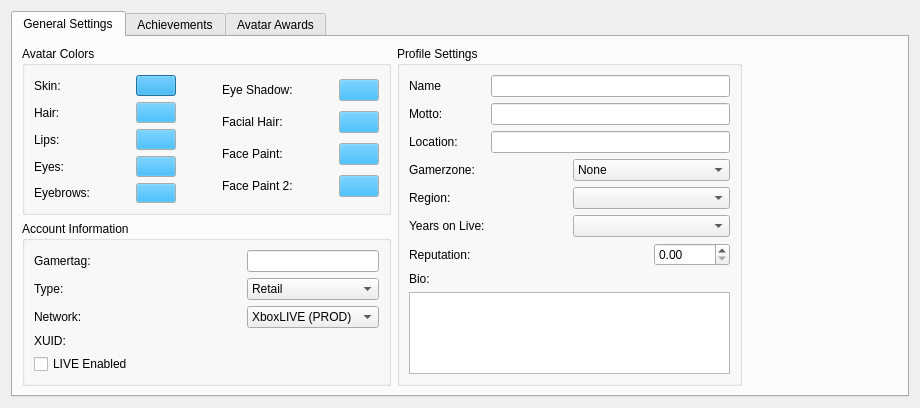
This is Velocity/profileeditor.ui in hetelek/Velocity as Qt 5 draws it before an edit. The edited form follows.
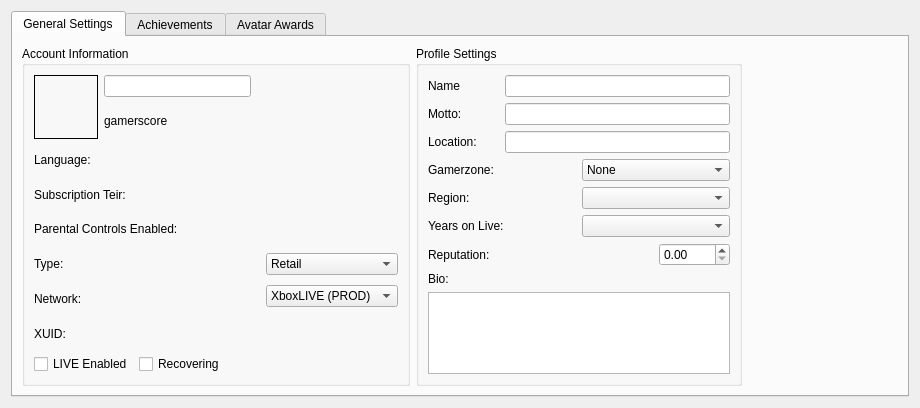
This is the edited form. Icons and pictures are not drawn.

Commit message: replaced the avatar color UI stuff

```diff
--- a/Velocity/profileeditor.ui
+++ b/Velocity/profileeditor.ui
@@ -35,29 +35,43 @@
       <attribute name="title">
        <string>General Settings</string>
       </attribute>
-      <layout class="QGridLayout" name="gridLayout_7">
+      <layout class="QGridLayout" name="gridLayout_5">
        <item row="0" column="0">
-        <layout class="QGridLayout" name="gridLayout_6">
-         <item row="0" column="0">
-          <widget class="QGroupBox" name="gbAvatarColors">
+        <widget class="QGroupBox" name="groupBox_3">
            <property name="title">
-            <string>Avatar Colors</string>
+          <string>Account Information</string>
            </property>
            <layout class="QGridLayout" name="gridLayout_3">
-            <item row="0" column="0">
+          <item row="0" column="0" colspan="3">
              <layout class="QGridLayout" name="gridLayout">
-              <item row="0" column="0">
-               <layout class="QVBoxLayout" name="verticalLayout_7">
-                <item>
-                 <layout class="QHBoxLayout" name="horizontalLayout">
-                  <item>
-                   <widget class="QLabel" name="label">
+            <item row="0" column="0" rowspan="2">
+             <widget class="QLabel" name="imgGamerpicture">
+              <property name="minimumSize">
+               <size>
+                <width>64</width>
+                <height>64</height>
+               </size>
+              </property>
+              <property name="frameShape">
+               <enum>QFrame::Box</enum>
+              </property>
+             </widget>
+            </item>
+            <item row="0" column="1">
+             <widget class="QLineEdit" name="txtGamertag">
+              <property name="maxLength">
+               <number>15</number>
+              </property>
+             </widget>
+            </item>
+            <item row="1" column="1">
+             <widget class="QLabel" name="lblGamerscore">
                     <property name="text">
-                     <string>Skin:</string>
+               <string>gamerscore</string>
                     </property>
                    </widget>
                   </item>
-                  <item>
+            <item row="0" column="2">
                    <spacer name="horizontalSpacer">
                     <property name="orientation">
                      <enum>Qt::Horizontal</enum>
@@ -70,621 +84,113 @@
                     </property>
                    </spacer>
                   </item>
-                  <item>
-                   <widget class="QPushButton" name="clrSkin">
-                    <property name="palette">
-                     <palette>
-                      <active>
-                       <colorrole role="Button">
-                        <brush brushstyle="SolidPattern">
-                         <color alpha="255">
-                          <red>0</red>
-                          <green>170</green>
-                          <blue>255</blue>
-                         </color>
-                        </brush>
-                       </colorrole>
-                      </active>
-                      <inactive>
-                       <colorrole role="Button">
-                        <brush brushstyle="SolidPattern">
-                         <color alpha="255">
-                          <red>0</red>
-                          <green>170</green>
-                          <blue>255</blue>
-                         </color>
-                        </brush>
-                       </colorrole>
-                      </inactive>
-                      <disabled>
-                       <colorrole role="Button">
-                        <brush brushstyle="SolidPattern">
-                         <color alpha="255">
-                          <red>0</red>
-                          <green>170</green>
-                          <blue>255</blue>
-                         </color>
-                        </brush>
-                       </colorrole>
-                      </disabled>
-                     </palette>
-                    </property>
-                    <property name="text">
-                     <string/>
-                    </property>
-                   </widget>
-                  </item>
-                 </layout>
-                </item>
-                <item>
-                 <layout class="QHBoxLayout" name="horizontalLayout_2">
-                  <item>
-                   <widget class="QLabel" name="label_2">
+           </layout>
+          </item>
+          <item row="1" column="0">
+           <widget class="QLabel" name="lblLanguage">
                     <property name="text">
-                     <string>Hair:</string>
+             <string>Language:</string>
                     </property>
                    </widget>
                   </item>
-                  <item>
-                   <spacer name="horizontalSpacer_2">
-                    <property name="orientation">
-                     <enum>Qt::Horizontal</enum>
-                    </property>
-                    <property name="sizeHint" stdset="0">
-                     <size>
-                      <width>40</width>
-                      <height>20</height>
-                     </size>
-                    </property>
-                   </spacer>
-                  </item>
-                  <item>
-                   <widget class="QPushButton" name="clrHair">
-                    <property name="palette">
-                     <palette>
-                      <active>
-                       <colorrole role="Button">
-                        <brush brushstyle="SolidPattern">
-                         <color alpha="255">
-                          <red>0</red>
-                          <green>170</green>
-                          <blue>255</blue>
-                         </color>
-                        </brush>
-                       </colorrole>
-                      </active>
-                      <inactive>
-                       <colorrole role="Button">
-                        <brush brushstyle="SolidPattern">
-                         <color alpha="255">
-                          <red>0</red>
-                          <green>170</green>
-                          <blue>255</blue>
-                         </color>
-                        </brush>
-                       </colorrole>
-                      </inactive>
-                      <disabled>
-                       <colorrole role="Button">
-                        <brush brushstyle="SolidPattern">
-                         <color alpha="255">
-                          <red>0</red>
-                          <green>170</green>
-                          <blue>255</blue>
-                         </color>
-                        </brush>
-                       </colorrole>
-                      </disabled>
-                     </palette>
-                    </property>
+          <item row="2" column="0">
+           <widget class="QLabel" name="lblLanguage_2">
                     <property name="text">
-                     <string/>
+             <string>Subscription Teir:</string>
                     </property>
                    </widget>
                   </item>
-                 </layout>
-                </item>
-                <item>
-                 <layout class="QHBoxLayout" name="horizontalLayout_3">
-                  <item>
-                   <widget class="QLabel" name="label_5">
+          <item row="3" column="0" colspan="2">
+           <widget class="QLabel" name="lblParentalControls">
                     <property name="text">
-                     <string>Lips:</string>
+             <string>Parental Controls Enabled:</string>
                     </property>
                    </widget>
                   </item>
-                  <item>
-                   <spacer name="horizontalSpacer_3">
-                    <property name="orientation">
-                     <enum>Qt::Horizontal</enum>
-                    </property>
-                    <property name="sizeHint" stdset="0">
-                     <size>
-                      <width>40</width>
-                      <height>20</height>
-                     </size>
-                    </property>
-                   </spacer>
-                  </item>
-                  <item>
-                   <widget class="QPushButton" name="clrLips">
-                    <property name="palette">
-                     <palette>
-                      <active>
-                       <colorrole role="Button">
-                        <brush brushstyle="SolidPattern">
-                         <color alpha="255">
-                          <red>0</red>
-                          <green>170</green>
-                          <blue>255</blue>
-                         </color>
-                        </brush>
-                       </colorrole>
-                      </active>
-                      <inactive>
-                       <colorrole role="Button">
-                        <brush brushstyle="SolidPattern">
-                         <color alpha="255">
-                          <red>0</red>
-                          <green>170</green>
-                          <blue>255</blue>
-                         </color>
-                        </brush>
-                       </colorrole>
-                      </inactive>
-                      <disabled>
-                       <colorrole role="Button">
-                        <brush brushstyle="SolidPattern">
-                         <color alpha="255">
-                          <red>0</red>
-                          <green>170</green>
-                          <blue>255</blue>
-                         </color>
-                        </brush>
-                       </colorrole>
-                      </disabled>
-                     </palette>
-                    </property>
+          <item row="4" column="0">
+           <widget class="QLabel" name="label_21">
                     <property name="text">
-                     <string/>
+             <string>Type:</string>
                     </property>
                    </widget>
                   </item>
-                 </layout>
-                </item>
-                <item>
-                 <layout class="QHBoxLayout" name="horizontalLayout_4">
-                  <item>
-                   <widget class="QLabel" name="label_6">
-                    <property name="text">
-                     <string>Eyes:</string>
-                    </property>
-                   </widget>
-                  </item>
-                  <item>
-                   <spacer name="horizontalSpacer_4">
+          <item row="4" column="1">
+           <spacer name="horizontalSpacer_10">
                     <property name="orientation">
                      <enum>Qt::Horizontal</enum>
                     </property>
                     <property name="sizeHint" stdset="0">
                      <size>
-                      <width>40</width>
-                      <height>20</height>
+              <width>121</width>
+              <height>28</height>
                      </size>
                     </property>
                    </spacer>
                   </item>
+          <item row="4" column="2" rowspan="2">
+           <layout class="QVBoxLayout" name="verticalLayout_4">
                   <item>
-                   <widget class="QPushButton" name="clrEyes">
-                    <property name="palette">
-                     <palette>
-                      <active>
-                       <colorrole role="Button">
-                        <brush brushstyle="SolidPattern">
-                         <color alpha="255">
-                          <red>0</red>
-                          <green>170</green>
-                          <blue>255</blue>
-                         </color>
-                        </brush>
-                       </colorrole>
-                      </active>
-                      <inactive>
-                       <colorrole role="Button">
-                        <brush brushstyle="SolidPattern">
-                         <color alpha="255">
-                          <red>0</red>
-                          <green>170</green>
-                          <blue>255</blue>
-                         </color>
-                        </brush>
-                       </colorrole>
-                      </inactive>
-                      <disabled>
-                       <colorrole role="Button">
-                        <brush brushstyle="SolidPattern">
-                         <color alpha="255">
-                          <red>0</red>
-                          <green>170</green>
-                          <blue>255</blue>
-                         </color>
-                        </brush>
-                       </colorrole>
-                      </disabled>
-                     </palette>
-                    </property>
-                    <property name="text">
-                     <string/>
-                    </property>
-                   </widget>
-                  </item>
-                 </layout>
-                </item>
+             <widget class="QComboBox" name="comboBox_4">
                 <item>
-                 <layout class="QHBoxLayout" name="horizontalLayout_5">
-                  <item>
-                   <widget class="QLabel" name="label_7">
                     <property name="text">
-                     <string>Eyebrows:</string>
-                    </property>
-                   </widget>
+                <string>Retail</string>
+               </property>
                   </item>
                   <item>
-                   <spacer name="horizontalSpacer_5">
-                    <property name="orientation">
-                     <enum>Qt::Horizontal</enum>
-                    </property>
-                    <property name="sizeHint" stdset="0">
-                     <size>
-                      <width>40</width>
-                      <height>20</height>
-                     </size>
-                    </property>
-                   </spacer>
-                  </item>
-                  <item>
-                   <widget class="QPushButton" name="clrEyebrows">
-                    <property name="palette">
-                     <palette>
-                      <active>
-                       <colorrole role="Button">
-                        <brush brushstyle="SolidPattern">
-                         <color alpha="255">
-                          <red>0</red>
-                          <green>170</green>
-                          <blue>255</blue>
-                         </color>
-                        </brush>
-                       </colorrole>
-                      </active>
-                      <inactive>
-                       <colorrole role="Button">
-                        <brush brushstyle="SolidPattern">
-                         <color alpha="255">
-                          <red>0</red>
-                          <green>170</green>
-                          <blue>255</blue>
-                         </color>
-                        </brush>
-                       </colorrole>
-                      </inactive>
-                      <disabled>
-                       <colorrole role="Button">
-                        <brush brushstyle="SolidPattern">
-                         <color alpha="255">
-                          <red>0</red>
-                          <green>170</green>
-                          <blue>255</blue>
-                         </color>
-                        </brush>
-                       </colorrole>
-                      </disabled>
-                     </palette>
-                    </property>
                     <property name="text">
-                     <string/>
-                    </property>
-                   </widget>
-                  </item>
-                 </layout>
-                </item>
-               </layout>
-              </item>
-              <item row="0" column="2">
-               <layout class="QVBoxLayout" name="verticalLayout_6">
-                <item>
-                 <layout class="QHBoxLayout" name="horizontalLayout_6">
-                  <item>
-                   <widget class="QLabel" name="label_8">
-                    <property name="text">
-                     <string>Eye Shadow:</string>
-                    </property>
+                <string>Developer</string>
+               </property>
+              </item>
                    </widget>
                   </item>
                   <item>
-                   <spacer name="horizontalSpacer_6">
-                    <property name="orientation">
-                     <enum>Qt::Horizontal</enum>
-                    </property>
-                    <property name="sizeHint" stdset="0">
-                     <size>
-                      <width>40</width>
-                      <height>20</height>
-                     </size>
-                    </property>
-                   </spacer>
-                  </item>
+             <widget class="QComboBox" name="comboBox_5">
                   <item>
-                   <widget class="QPushButton" name="clrEyeShadow">
-                    <property name="palette">
-                     <palette>
-                      <active>
-                       <colorrole role="Button">
-                        <brush brushstyle="SolidPattern">
-                         <color alpha="255">
-                          <red>0</red>
-                          <green>170</green>
-                          <blue>255</blue>
-                         </color>
-                        </brush>
-                       </colorrole>
-                      </active>
-                      <inactive>
-                       <colorrole role="Button">
-                        <brush brushstyle="SolidPattern">
-                         <color alpha="255">
-                          <red>0</red>
-                          <green>170</green>
-                          <blue>255</blue>
-                         </color>
-                        </brush>
-                       </colorrole>
-                      </inactive>
-                      <disabled>
-                       <colorrole role="Button">
-                        <brush brushstyle="SolidPattern">
-                         <color alpha="255">
-                          <red>0</red>
-                          <green>170</green>
-                          <blue>255</blue>
-                         </color>
-                        </brush>
-                       </colorrole>
-                      </disabled>
-                     </palette>
-                    </property>
                     <property name="text">
-                     <string/>
-                    </property>
-                   </widget>
-                  </item>
-                 </layout>
-                </item>
+                <string>XboxLIVE (PROD)</string>
+               </property>
+              </item>
                 <item>
-                 <layout class="QHBoxLayout" name="horizontalLayout_7">
-                  <item>
-                   <widget class="QLabel" name="label_9">
                     <property name="text">
-                     <string>Facial Hair:</string>
-                    </property>
-                   </widget>
-                  </item>
-                  <item>
-                   <spacer name="horizontalSpacer_7">
-                    <property name="orientation">
-                     <enum>Qt::Horizontal</enum>
-                    </property>
-                    <property name="sizeHint" stdset="0">
-                     <size>
-                      <width>40</width>
-                      <height>20</height>
-                     </size>
-                    </property>
-                   </spacer>
-                  </item>
-                  <item>
-                   <widget class="QPushButton" name="clrFacialHair">
-                    <property name="palette">
-                     <palette>
-                      <active>
-                       <colorrole role="Button">
-                        <brush brushstyle="SolidPattern">
-                         <color alpha="255">
-                          <red>0</red>
-                          <green>170</green>
-                          <blue>255</blue>
-                         </color>
-                        </brush>
-                       </colorrole>
-                      </active>
-                      <inactive>
-                       <colorrole role="Button">
-                        <brush brushstyle="SolidPattern">
-                         <color alpha="255">
-                          <red>0</red>
-                          <green>170</green>
-                          <blue>255</blue>
-                         </color>
-                        </brush>
-                       </colorrole>
-                      </inactive>
-                      <disabled>
-                       <colorrole role="Button">
-                        <brush brushstyle="SolidPattern">
-                         <color alpha="255">
-                          <red>0</red>
-                          <green>170</green>
-                          <blue>255</blue>
-                         </color>
-                        </brush>
-                       </colorrole>
-                      </disabled>
-                     </palette>
-                    </property>
-                    <property name="text">
-                     <string/>
-                    </property>
+                <string>PartnerNet (PART)</string>
+               </property>
+              </item>
                    </widget>
                   </item>
                  </layout>
                 </item>
-                <item>
-                 <layout class="QHBoxLayout" name="horizontalLayout_8">
-                  <item>
-                   <widget class="QLabel" name="label_10">
+          <item row="5" column="0">
+           <widget class="QLabel" name="label_22">
                     <property name="text">
-                     <string>Face Paint:</string>
+             <string>Network:</string>
                     </property>
                    </widget>
                   </item>
-                  <item>
-                   <spacer name="horizontalSpacer_8">
-                    <property name="orientation">
-                     <enum>Qt::Horizontal</enum>
-                    </property>
-                    <property name="sizeHint" stdset="0">
-                     <size>
-                      <width>40</width>
-                      <height>20</height>
-                     </size>
-                    </property>
-                   </spacer>
-                  </item>
-                  <item>
-                   <widget class="QPushButton" name="clrFacePaint">
-                    <property name="palette">
-                     <palette>
-                      <active>
-                       <colorrole role="Button">
-                        <brush brushstyle="SolidPattern">
-                         <color alpha="255">
-                          <red>0</red>
-                          <green>170</green>
-                          <blue>255</blue>
-                         </color>
-                        </brush>
-                       </colorrole>
-                      </active>
-                      <inactive>
-                       <colorrole role="Button">
-                        <brush brushstyle="SolidPattern">
-                         <color alpha="255">
-                          <red>0</red>
-                          <green>170</green>
-                          <blue>255</blue>
-                         </color>
-                        </brush>
-                       </colorrole>
-                      </inactive>
-                      <disabled>
-                       <colorrole role="Button">
-                        <brush brushstyle="SolidPattern">
-                         <color alpha="255">
-                          <red>0</red>
-                          <green>170</green>
-                          <blue>255</blue>
-                         </color>
-                        </brush>
-                       </colorrole>
-                      </disabled>
-                     </palette>
-                    </property>
+          <item row="6" column="0">
+           <widget class="QLabel" name="label_23">
                     <property name="text">
-                     <string/>
+             <string>XUID:</string>
                     </property>
                    </widget>
                   </item>
-                 </layout>
-                </item>
-                <item>
-                 <layout class="QHBoxLayout" name="horizontalLayout_9">
-                  <item>
-                   <widget class="QLabel" name="label_11">
+          <item row="7" column="0">
+           <widget class="QCheckBox" name="chxLIVE">
                     <property name="text">
-                     <string>Face Paint 2:</string>
+             <string>LIVE Enabled</string>
                     </property>
                    </widget>
                   </item>
-                  <item>
-                   <spacer name="horizontalSpacer_9">
-                    <property name="orientation">
-                     <enum>Qt::Horizontal</enum>
-                    </property>
-                    <property name="sizeHint" stdset="0">
-                     <size>
-                      <width>40</width>
-                      <height>20</height>
-                     </size>
-                    </property>
-                   </spacer>
-                  </item>
-                  <item>
-                   <widget class="QPushButton" name="clrfacePaint2">
-                    <property name="palette">
-                     <palette>
-                      <active>
-                       <colorrole role="Button">
-                        <brush brushstyle="SolidPattern">
-                         <color alpha="255">
-                          <red>0</red>
-                          <green>170</green>
-                          <blue>255</blue>
-                         </color>
-                        </brush>
-                       </colorrole>
-                      </active>
-                      <inactive>
-                       <colorrole role="Button">
-                        <brush brushstyle="SolidPattern">
-                         <color alpha="255">
-                          <red>0</red>
-                          <green>170</green>
-                          <blue>255</blue>
-                         </color>
-                        </brush>
-                       </colorrole>
-                      </inactive>
-                      <disabled>
-                       <colorrole role="Button">
-                        <brush brushstyle="SolidPattern">
-                         <color alpha="255">
-                          <red>0</red>
-                          <green>170</green>
-                          <blue>255</blue>
-                         </color>
-                        </brush>
-                       </colorrole>
-                      </disabled>
-                     </palette>
-                    </property>
+          <item row="7" column="1">
+           <widget class="QCheckBox" name="chxRecovering">
                     <property name="text">
-                     <string/>
+             <string>Recovering</string>
                     </property>
                    </widget>
                   </item>
                  </layout>
-                </item>
-               </layout>
+        </widget>
               </item>
               <item row="0" column="1">
-               <spacer name="horizontalSpacer_11">
-                <property name="orientation">
-                 <enum>Qt::Horizontal</enum>
-                </property>
-                <property name="sizeHint" stdset="0">
-                 <size>
-                  <width>40</width>
-                  <height>20</height>
-                 </size>
-                </property>
-               </spacer>
-              </item>
-             </layout>
-            </item>
-           </layout>
-          </widget>
-         </item>
-         <item row="0" column="1" rowspan="2">
           <widget class="QGroupBox" name="groupBox_2">
            <property name="title">
             <string>Profile Settings</string>
@@ -827,7 +333,7 @@
            </layout>
           </widget>
          </item>
-         <item row="0" column="2" rowspan="2">
+       <item row="0" column="2">
           <widget class="QLabel" name="imgAvatar">
            <property name="minimumSize">
             <size>
@@ -848,104 +354,6 @@
             <string/>
            </property>
           </widget>
-         </item>
-         <item row="1" column="0">
-          <widget class="QGroupBox" name="groupBox_3">
-           <property name="title">
-            <string>Account Information</string>
-           </property>
-           <layout class="QVBoxLayout" name="verticalLayout_5">
-            <item>
-             <layout class="QGridLayout" name="gridLayout_5">
-              <item row="0" column="0">
-               <widget class="QLabel" name="label_20">
-                <property name="text">
-                 <string>Gamertag:</string>
-                </property>
-               </widget>
-              </item>
-              <item row="0" column="2">
-               <widget class="QLineEdit" name="lineEdit_4"/>
-              </item>
-              <item row="1" column="0">
-               <widget class="QLabel" name="label_21">
-                <property name="text">
-                 <string>Type:</string>
-                </property>
-               </widget>
-              </item>
-              <item row="1" column="2" rowspan="2">
-               <layout class="QVBoxLayout" name="verticalLayout_4">
-                <item>
-                 <widget class="QComboBox" name="comboBox_4">
-                  <item>
-                   <property name="text">
-                    <string>Retail</string>
-                   </property>
-                  </item>
-                  <item>
-                   <property name="text">
-                    <string>Developer</string>
-                   </property>
-                  </item>
-                 </widget>
-                </item>
-                <item>
-                 <widget class="QComboBox" name="comboBox_5">
-                  <item>
-                   <property name="text">
-                    <string>XboxLIVE (PROD)</string>
-                   </property>
-                  </item>
-                  <item>
-                   <property name="text">
-                    <string>PartnerNet (PNET)</string>
-                   </property>
-                  </item>
-                 </widget>
-                </item>
-               </layout>
-              </item>
-              <item row="2" column="0">
-               <widget class="QLabel" name="label_22">
-                <property name="text">
-                 <string>Network:</string>
-                </property>
-               </widget>
-              </item>
-              <item row="3" column="0">
-               <widget class="QLabel" name="label_23">
-                <property name="text">
-                 <string>XUID:</string>
-                </property>
-               </widget>
-              </item>
-              <item row="4" column="0">
-               <widget class="QCheckBox" name="checkBox">
-                <property name="text">
-                 <string>LIVE Enabled</string>
-                </property>
-               </widget>
-              </item>
-              <item row="1" column="1">
-               <spacer name="horizontalSpacer_10">
-                <property name="orientation">
-                 <enum>Qt::Horizontal</enum>
-                </property>
-                <property name="sizeHint" stdset="0">
-                 <size>
-                  <width>40</width>
-                  <height>20</height>
-                 </size>
-                </property>
-               </spacer>
-              </item>
-             </layout>
-            </item>
-           </layout>
-          </widget>
-         </item>
-        </layout>
        </item>
       </layout>
      </widget>
```
Lines whose indentation alone changed are shown as unchanged.
